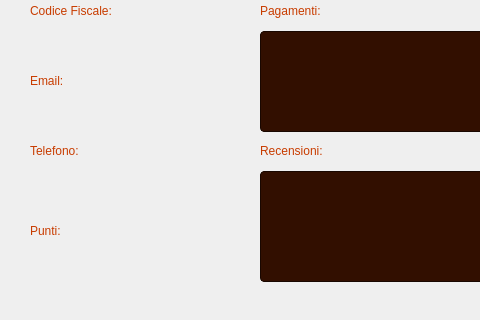
GiacomoPrincipi/CineMax, file Viste/VistaVisualizzaClienteAmministratore.ui: the form before one commit; both pictures show x 0 to 480 and y 179 to 499 of the 790 by 499 pixel window.
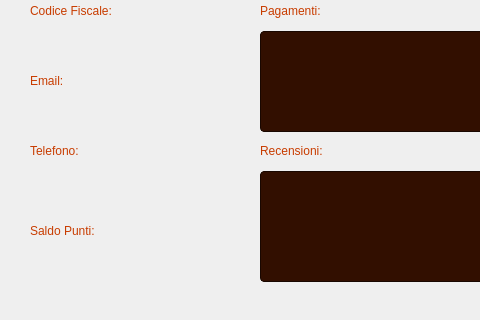
The form after the commit. Icons and pictures are not drawn. Custom widgets are drawn as their Qt base class.

```diff
--- a/Viste/VistaVisualizzaClienteAmministratore.ui
+++ b/Viste/VistaVisualizzaClienteAmministratore.ui
@@ -317,7 +317,7 @@
 }</string>
    </property>
    <property name="text">
-    <string>Punti:</string>
+    <string>Saldo Punti:</string>
    </property>
    <property name="alignment">
     <set>Qt::AlignmentFlag::AlignLeading|Qt::AlignmentFlag::AlignLeft|Qt::AlignmentFlag::AlignVCenter</set>
```
Left out of the diff: 6 changed lines with no effect on the pictures.
